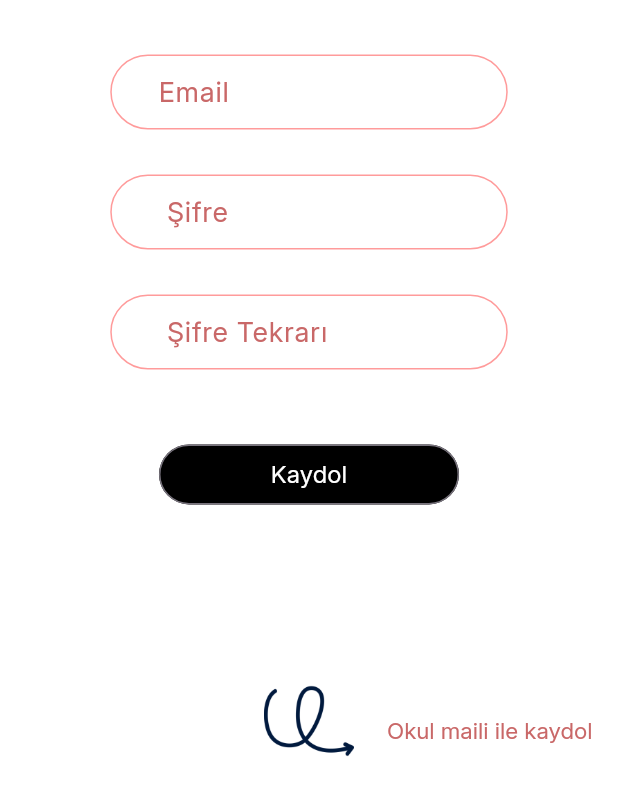
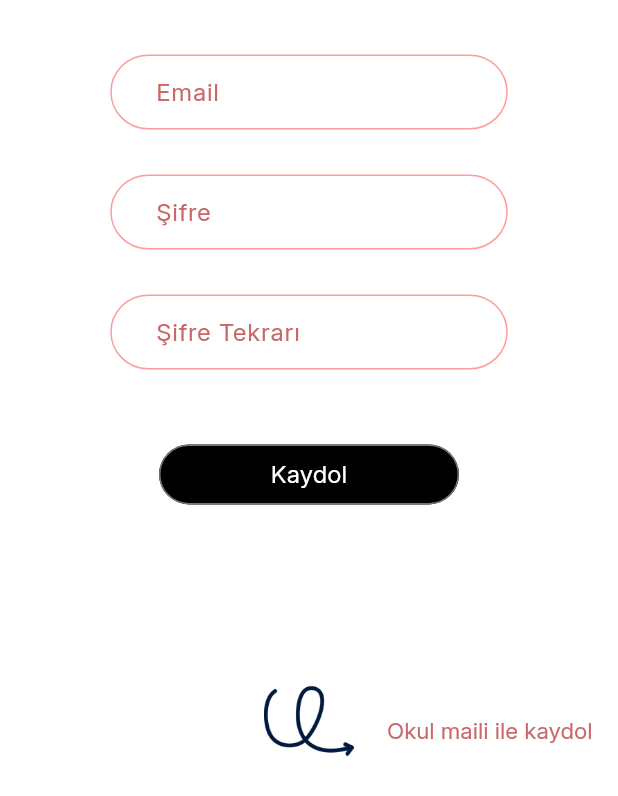
Before and after one commit to tugba0278/Benle-Kal, a Flutter app: the RegisterStudentPage screen opened by its route, on a phone screen of 412 x 824 dp, the part 440-1236 px from its top. Run offline on Flutter 3.47's test engine with Material 3 defaults, Android fonts, the light colour scheme and no system bars; our stand-ins replace firebase_core; accounts and stored records are empty.

Commit message:
Form text size and newline updated

```diff
--- a/lib/pages/login_psychologist_page.dart
+++ b/lib/pages/login_psychologist_page.dart
@@ -116,7 +116,7 @@ class _LoginPsychologistPageState extends State<LoginPsychologistPage> {
                             child: TextFormField(
                               controller: _emailController,
                               decoration: const InputDecoration(
-                                  labelText: '    Email',
+                                  labelText: '   Email',
                                   labelStyle: formTextStyle,
                                   enabledBorder: formBorderStyle,
                                   focusedBorder: formFocusBorderStyle),
@@ -132,7 +132,7 @@ class _LoginPsychologistPageState extends State<LoginPsychologistPage> {
                             child: TextFormField(
                               controller: _passwordController,
                               decoration: const InputDecoration(
-                                  labelText: '    Şifre',
+                                  labelText: '   Şifre',
                                   labelStyle: formTextStyle,
                                   enabledBorder: formBorderStyle,
                                   focusedBorder: formFocusBorderStyle),
--- a/lib/pages/login_student_page.dart
+++ b/lib/pages/login_student_page.dart
@@ -102,7 +102,7 @@ class _LoginStudentPageState extends State<LoginStudentPage> {
                             child: TextFormField(
                               controller: _emailController,
                               decoration: const InputDecoration(
-                                  labelText: '    Email',
+                                  labelText: '   Email',
                                   labelStyle: formTextStyle,
                                   enabledBorder: formBorderStyle,
                                   focusedBorder: formFocusBorderStyle),
@@ -118,7 +118,7 @@ class _LoginStudentPageState extends State<LoginStudentPage> {
                             child: TextFormField(
                               controller: _passwordController,
                               decoration: const InputDecoration(
-                                  labelText: '    Şifre',
+                                  labelText: '   Şifre',
                                   labelStyle: formTextStyle,
                                   enabledBorder: formBorderStyle,
                                   focusedBorder: formFocusBorderStyle),
--- a/lib/pages/register_psychologist_page.dart
+++ b/lib/pages/register_psychologist_page.dart
@@ -103,7 +103,7 @@ class _RegisterPsychologistPageState extends State<RegisterPsychologistPage> {
                             child: TextFormField(
                               controller: _emailController,
                               decoration: const InputDecoration(
-                                  labelText: '    Email',
+                                  labelText: '   Email',
                                   labelStyle: formTextStyle,
                                   enabledBorder: formBorderStyle,
                                   focusedBorder: formFocusBorderStyle),
@@ -119,7 +119,7 @@ class _RegisterPsychologistPageState extends State<RegisterPsychologistPage> {
                             child: TextFormField(
                               controller: _passwordController,
                               decoration: const InputDecoration(
-                                  labelText: '    Şifre',
+                                  labelText: '   Şifre',
                                   labelStyle: formTextStyle,
                                   enabledBorder: formBorderStyle,
                                   focusedBorder: formFocusBorderStyle),
--- a/lib/pages/register_student_page.dart
+++ b/lib/pages/register_student_page.dart
@@ -117,7 +117,7 @@ class _RegisterStudentPageState extends State<RegisterStudentPage> {
                             child: TextFormField(
                               controller: _passwordController,
                               decoration: const InputDecoration(
-                                  labelText: '    Şifre',
+                                  labelText: '   Şifre',
                                   labelStyle: formTextStyle,
                                   enabledBorder: formBorderStyle,
                                   focusedBorder: formFocusBorderStyle),
@@ -133,7 +133,7 @@ class _RegisterStudentPageState extends State<RegisterStudentPage> {
                             child: TextFormField(
                               controller: _repPasswordController,
                               decoration: const InputDecoration(
-                                  labelText: '    Şifre Tekrarı',
+                                  labelText: '   Şifre Tekrarı',
                                   labelStyle: formTextStyle,
                                   enabledBorder: formBorderStyle,
                                   focusedBorder: formFocusBorderStyle),
--- a/lib/styles.dart
+++ b/lib/styles.dart
@@ -74,7 +74,7 @@ var textButtonStyle2 = TextButton.styleFrom(
 
 const formTextStyle = TextStyle(
     color: Color(0xFFC96868),
-    fontSize: 18,
+    fontSize: 16,
     fontFamily: "Inter",
     fontWeight: FontWeight.w400);
 
```
